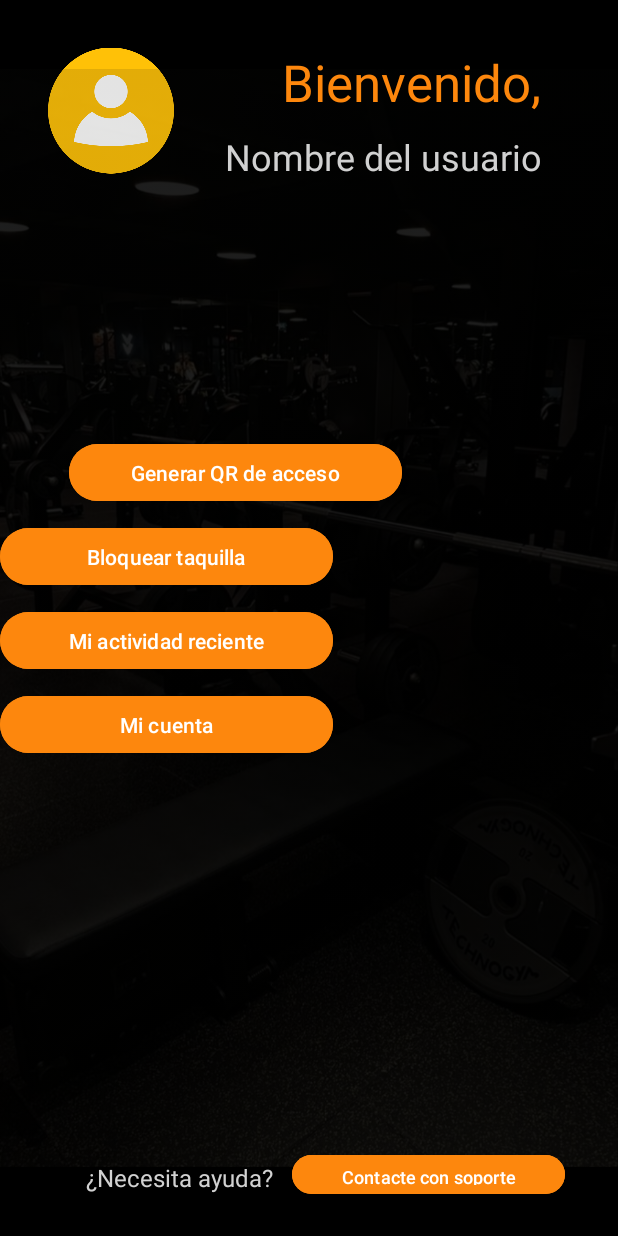
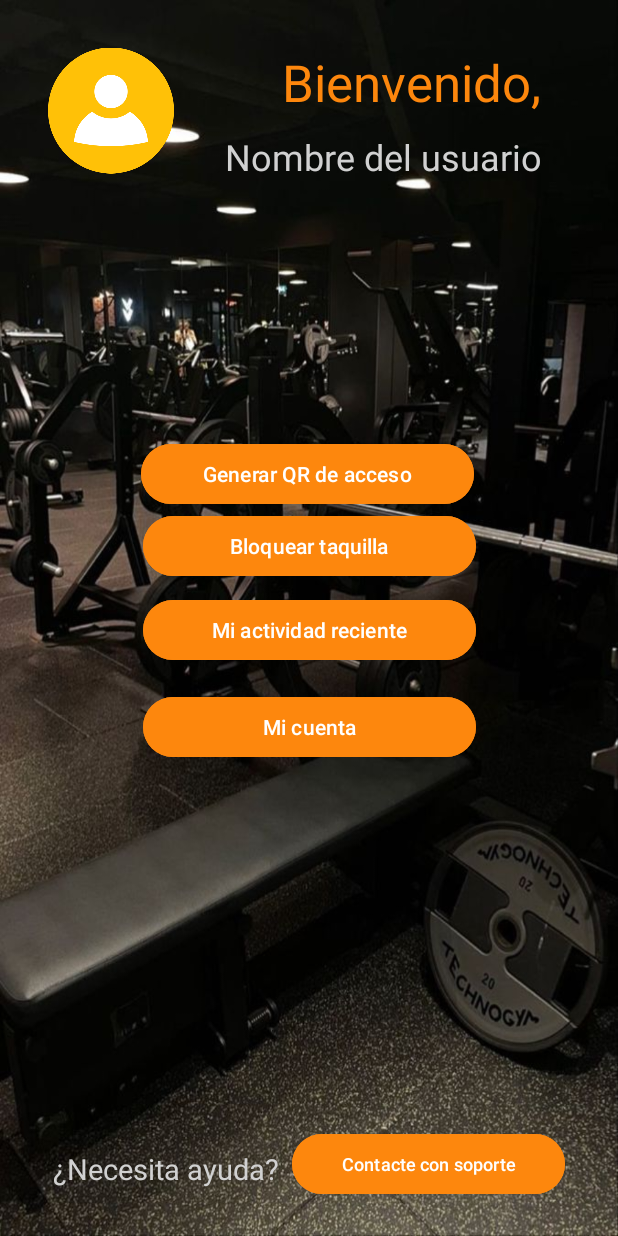
Before and after one commit to AdriiRo/AppGimnasio, an Android app: the screen it shows after launch (MainActivity), on a phone screen of 412 x 824 dp. Run offline under Robolectric (Android 15) with nearby library versions, the phone set to English and light mode, and no system bars.

Commit message:
Navegación funcionando (falta arreglar disposición en ejecución)

```diff
--- a/app/src/main/res/layout/activity_main.xml
+++ b/app/src/main/res/layout/activity_main.xml
@@ -5,8 +5,8 @@
     android:id="@+id/main"
     android:layout_width="match_parent"
     android:layout_height="match_parent"
-    android:background="#000000"
-    tools:context=".MainActivity" >
+    android:background="@drawable/gym_background"
+    tools:context=".MainActivity">
 
     <ImageView
         android:id="@+id/imageView4"
@@ -17,15 +17,6 @@
         android:src="@drawable/user_icon"
         app:layout_constraintStart_toStartOf="parent"
         app:layout_constraintTop_toTopOf="parent" />
-
-    <ImageView
-        android:id="@+id/imageView"
-        android:layout_width="wrap_content"
-        android:layout_height="wrap_content"
-        android:alpha="@dimen/material_emphasis_disabled_background"
-        app:srcCompat="@drawable/gym_background"
-        tools:layout_editor_absoluteX="0dp"
-        tools:layout_editor_absoluteY="0dp" />
 
     <TextView
         android:id="@+id/textView"
@@ -56,19 +47,19 @@
         android:layout_width="wrap_content"
         android:layout_height="wrap_content"
         android:layout_marginStart="35dp"
-        android:layout_marginBottom="28dp"
+        android:layout_marginBottom="32dp"
         android:text="¿Necesita ayuda?"
         android:textColor="#D1D1D1"
-        android:textSize="16sp"
+        android:textSize="19sp"
         app:layout_constraintBottom_toBottomOf="parent"
         app:layout_constraintEnd_toStartOf="@+id/button5"
-        app:layout_constraintHorizontal_bias="0.631"
+        app:layout_constraintHorizontal_bias="0.0"
         app:layout_constraintStart_toStartOf="parent" />
 
     <Button
         android:id="@+id/button"
         android:layout_width="222dp"
-        android:layout_height="46dp"
+        android:layout_height="48dp"
         android:layout_marginStart="92dp"
         android:layout_marginTop="292dp"
         android:backgroundTint="#FD870D"
@@ -80,8 +71,7 @@
     <Button
         android:id="@+id/button2"
         android:layout_width="222dp"
-        android:layout_height="46dp"
-        android:layout_marginTop="10dp"
+        android:layout_height="48dp"
         android:backgroundTint="#FD870D"
         android:text="Bloquear taquilla"
         app:layout_constraintEnd_toEndOf="@+id/button3"
@@ -90,27 +80,32 @@
     <Button
         android:id="@+id/button3"
         android:layout_width="222dp"
-        android:layout_height="46dp"
-        android:layout_marginTop="10dp"
+        android:layout_height="48dp"
+        android:layout_marginTop="8dp"
         android:backgroundTint="#FD870D"
         android:text="Mi actividad reciente"
         app:layout_constraintEnd_toEndOf="@+id/button4"
+        app:layout_constraintHorizontal_bias="1.0"
+        app:layout_constraintStart_toStartOf="parent"
         app:layout_constraintTop_toBottomOf="@+id/button2" />
 
     <Button
         android:id="@+id/button4"
         android:layout_width="222dp"
-        android:layout_height="46dp"
-        android:layout_marginTop="10dp"
+        android:layout_height="48dp"
+        android:layout_marginTop="12dp"
         android:backgroundTint="#FD870D"
         android:text="Mi cuenta"
+        app:layout_constraintBottom_toBottomOf="parent"
+        app:layout_constraintEnd_toEndOf="parent"
+        app:layout_constraintStart_toStartOf="parent"
         app:layout_constraintTop_toBottomOf="@+id/button3"
-        tools:layout_editor_absoluteX="94dp" />
+        app:layout_constraintVertical_bias="0.014" />
 
     <Button
         android:id="@+id/button5"
         android:layout_width="182dp"
-        android:layout_height="34dp"
+        android:layout_height="48dp"
         android:layout_marginEnd="35dp"
         android:layout_marginBottom="24dp"
         android:backgroundTint="#FD870D"
```
